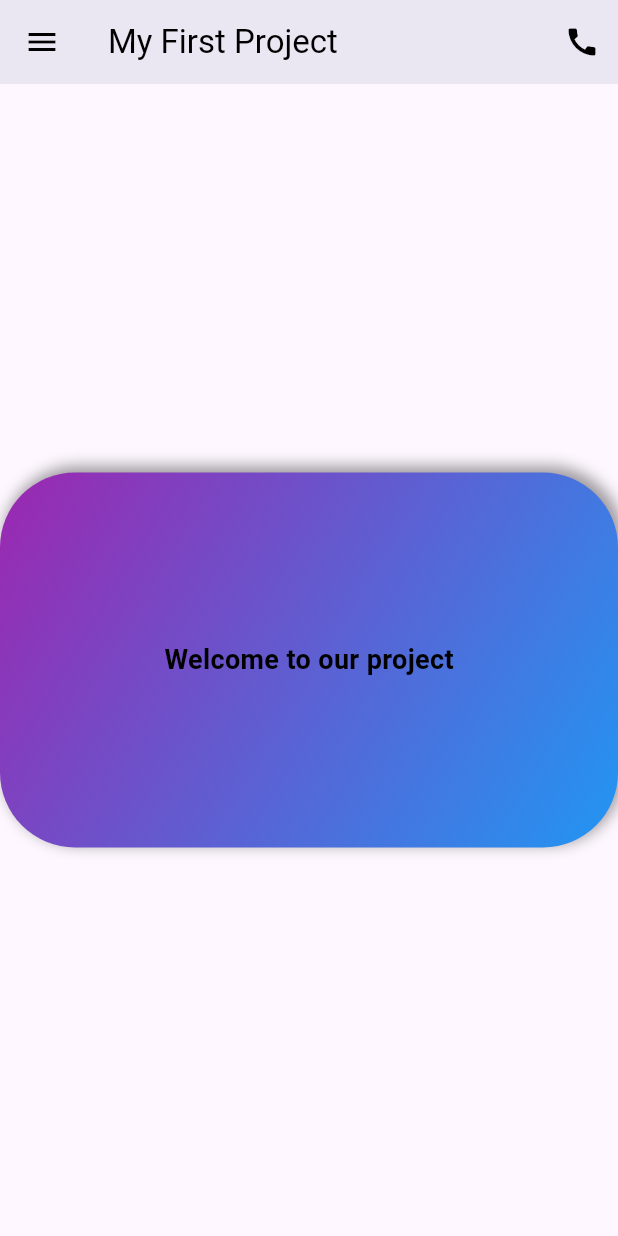
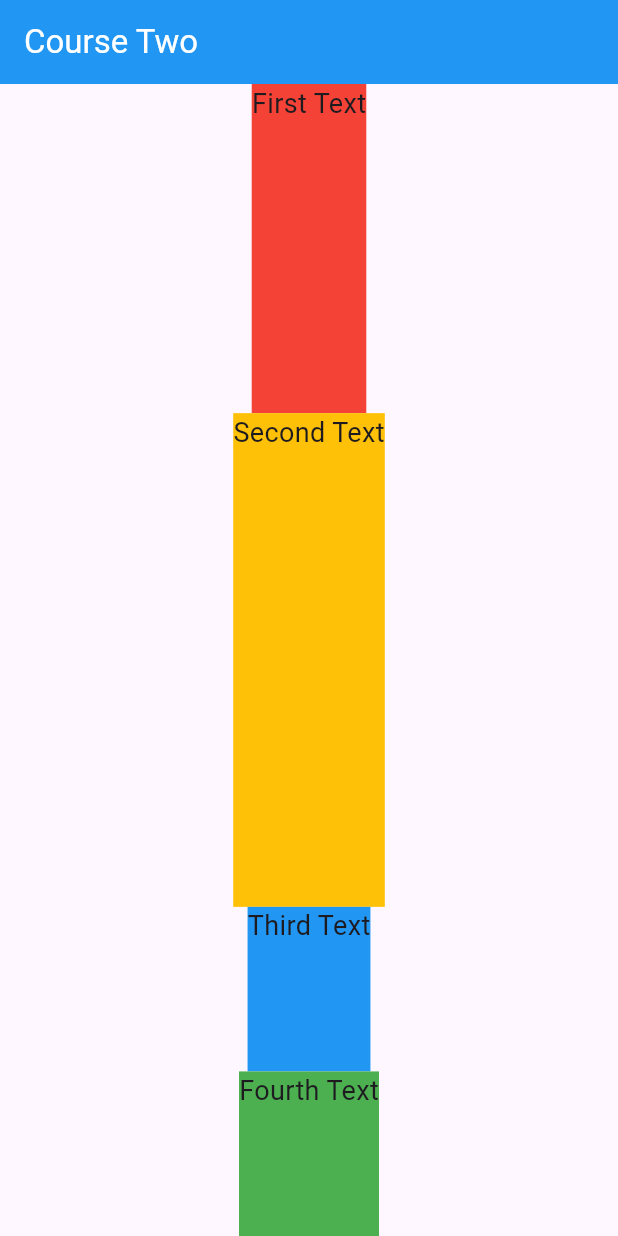
Before and after one commit to mostafakh1971/flutter_course, a Flutter app: the screen it shows after launch, on a phone screen of 412 x 824 dp. Run offline on Flutter 3.47's test engine with Material 3 defaults, Android fonts, the phone set to English and light mode, and no system bars.

Commit message:
expanded

```diff
--- a/lib/main.dart
+++ b/lib/main.dart
@@ -1,7 +1,7 @@
 import 'package:flutter/material.dart';
 
 void main() {
-  runApp(const MyApp());
+  runApp(MyApp());
 }
 
 class MyApp extends StatelessWidget {
@@ -13,52 +13,57 @@ class MyApp extends StatelessWidget {
         debugShowCheckedModeBanner: false,
         home: Scaffold(
           appBar: AppBar(
-            leading: const Icon(Icons.menu),
-            title: const Text("My First Project"),
-            actions: [
-              IconButton(onPressed: () {}, icon: const Icon(Icons.call))
-            ],
-            backgroundColor: Colors.white,
-            foregroundColor: Colors.black,
-            elevation: 12,
+            title: Text("Course Two"),
+            backgroundColor: Colors.blue,
+            foregroundColor: Colors.white,
           ),
-          body: Center(
+          body: Container(
+              width: double.infinity,
+              child: Column(
+                mainAxisAlignment: MainAxisAlignment.start,
+                crossAxisAlignment: CrossAxisAlignment.center,
+                children: [
+                  // 1 + 1 + 1 + 1 = 4
+                  Expanded(
+                    flex: 2,
                     child: Container(
-              width: 450,
-              height: 250,
-              decoration: BoxDecoration(
-                  //  shape: BoxShape.circle,
-                  boxShadow: const [
-                    BoxShadow(
-                        offset: Offset(3, -3),
-                        blurRadius: 8,
-                        spreadRadius: 1,
-                        color: Colors.black38)
-                  ],
-                  gradient: const LinearGradient(
-                      colors: [
-                        Colors.purple,
-                        Colors.blue,
-                      ],
-                      //  stops: [
-                      //   0.50,
-                      //   0.25,
-                      // ],
-                      begin: Alignment.topLeft,
-                      end: Alignment.bottomRight),
-                  borderRadius: BorderRadius.circular(50)),
-              child: const Center(
+                      color: Colors.red,
                       child: Text(
-                  "Welcome to our project",
-                  // textAlign: TextAlign.center,
-                  style: TextStyle(
-                      color: Colors.black,
-                      fontSize: 18,
-                      fontWeight: FontWeight.w600),
+                        "First Text",
+                        style: TextStyle(fontSize: 18),
                       ),
                     ),
                   ),
+                  Expanded(
+                    flex: 3,
+                    child: Container(
+                      color: Colors.amber,
+                      child: Text(
+                        "Second Text",
+                        style: TextStyle(fontSize: 18),
+                      ),
+                    ),
+                  ),
+                  Expanded(
+                    child: Container(
+                      color: Colors.blue,
+                      child: Text(
+                        "Third Text",
+                        style: TextStyle(fontSize: 18),
+                      ),
+                    ),
+                  ),
+                  Expanded(
+                    child: Container(
+                      color: Colors.green,
+                      child: Text(
+                        "Fourth Text",
+                        style: TextStyle(fontSize: 18),
+                      ),
+                    ),
+                  )
+                ],
               )),
-    );
+        ));
   }
 }
```
Also changed, not shown: pubspec.lock, 1 other file. Lines whose indentation alone changed are shown as unchanged.
